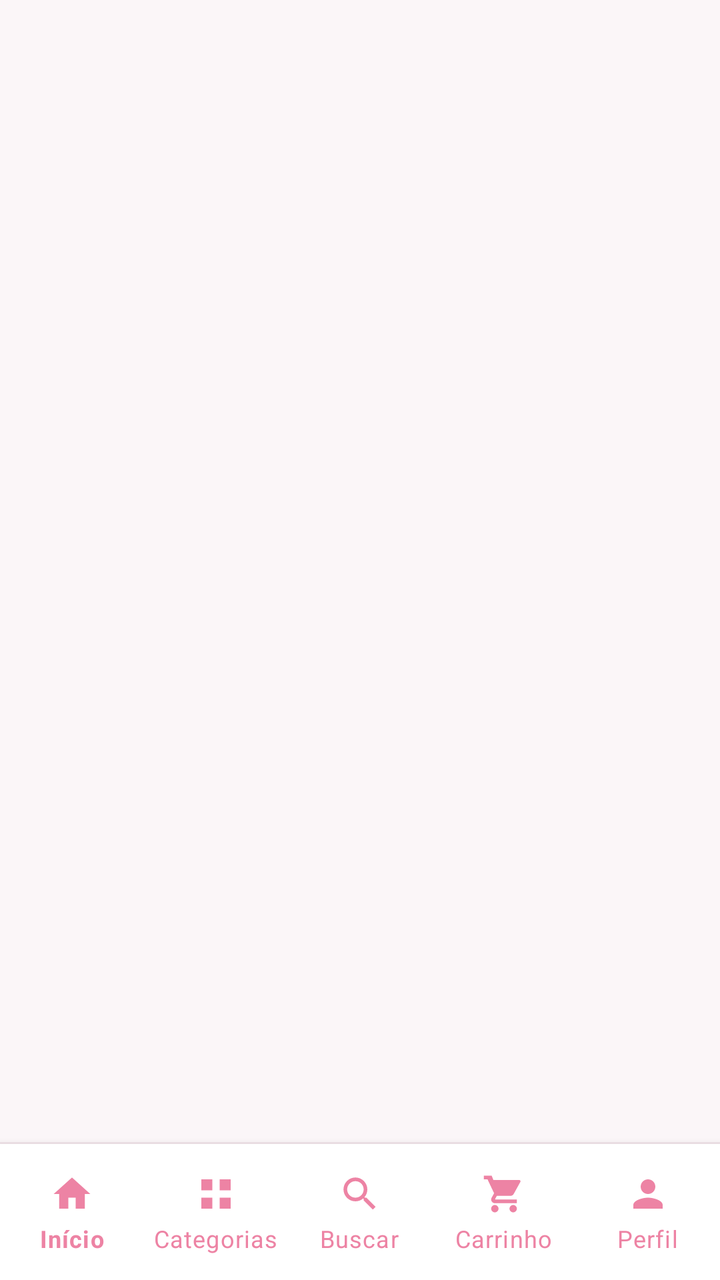
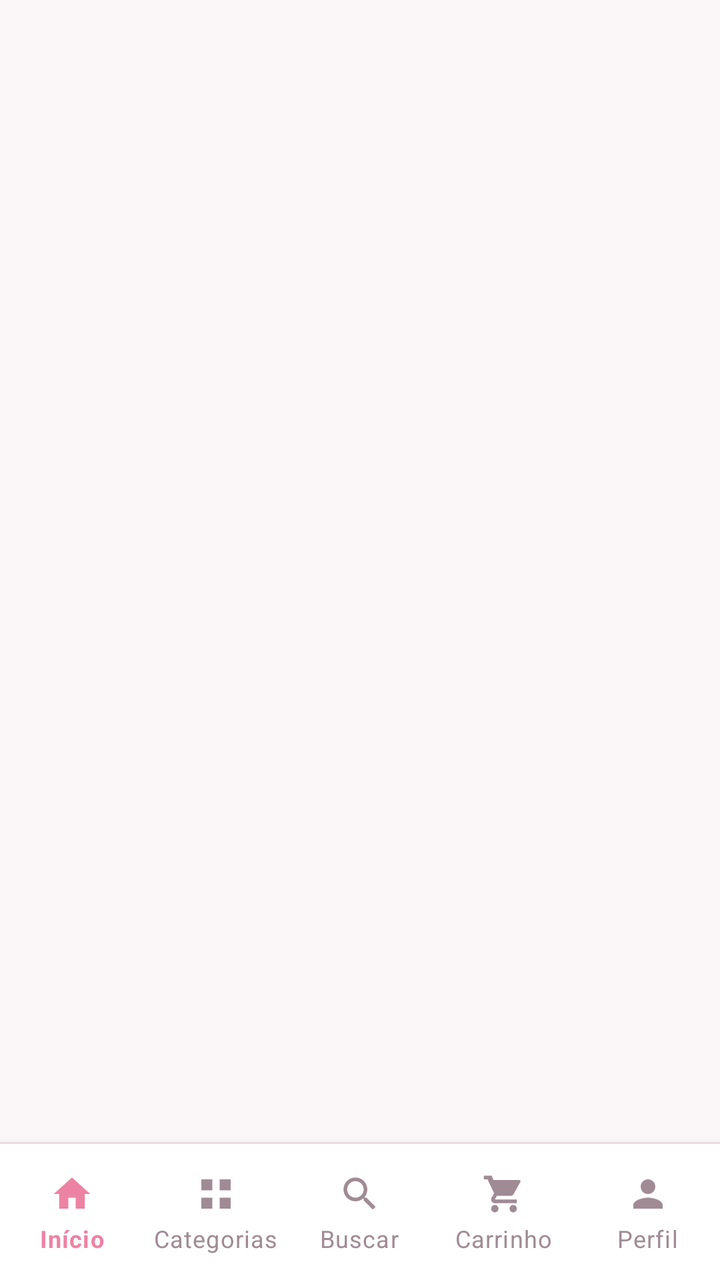

Two renders of the same Android screen: before a commit and after it. Below are the layout's source before the change and the commit's diff.
<!-- AndroidManifest.xml: application theme Theme.ArthurBaby -->
<!-- res/layout/activity_main.xml -->
<?xml version="1.0" encoding="utf-8"?>
<LinearLayout xmlns:android="http://schemas.android.com/apk/res/android"
    xmlns:app="http://schemas.android.com/apk/res-auto"
    android:layout_width="match_parent"
    android:layout_height="match_parent"
    android:orientation="vertical"
    android:background="@color/fundo_claro">

    <FrameLayout
        android:id="@+id/frameContainer"
        android:layout_width="match_parent"
        android:layout_height="0dp"
        android:layout_weight="1" />

    <View
        android:layout_width="match_parent"
        android:layout_height="1dp"
        android:background="@color/cinza_borda" />

    <com.google.android.material.bottomnavigation.BottomNavigationView
        android:id="@+id/bottomNav"
        android:layout_width="match_parent"
        android:layout_height="wrap_content"
        android:background="@color/branco"
        app:menu="@menu/menu_bottom"
        app:itemIconTint="@color/rosa_arthur"
        app:itemTextColor="@color/rosa_arthur"
        app:itemRippleColor="@color/rosa_suave"
        app:labelVisibilityMode="labeled"
        app:itemIconSize="22dp"
        android:paddingTop="6dp"
        android:paddingBottom="6dp" />

</LinearLayout>
<!-- resources referenced by this layout -->
<resources>
  <color name="branco">#FFFFFF</color>
  <color name="cinza_borda">#F0E4E9</color>
  <color name="fundo_claro">#FBF6F8</color>
  <color name="rosa_arthur">#ED83A4</color>
  <color name="rosa_suave">#FDF0F4</color>
  <style name="Theme.ArthurBaby" parent="Theme.MaterialComponents.DayNight.NoActionBar">
          <item name="colorPrimary">@color/verde_arthur</item>
          <item name="colorPrimaryVariant">@color/verde_escuro</item>
          <item name="colorOnPrimary">@color/branco</item>
          <item name="colorSecondary">@color/rosa_arthur</item>
          <item name="colorSecondaryVariant">@color/rosa_escuro</item>
          <item name="colorOnSecondary">@color/branco</item>
          <item name="android:statusBarColor">@color/verde_arthur</item>
          <item name="android:windowBackground">@color/fundo_claro</item>
          <item name="android:navigationBarColor">@color/branco</item>
          <item name="colorSurface">@color/branco</item>
          <item name="colorOnSurface">@color/texto_primario</item>
  
          
          <item name="android:windowLightStatusBar">false</item>
          <item name="android:windowLightNavigationBar">true</item>
      </style>
  <color name="verde_arthur">#37B6B0</color>
  <color name="verde_escuro">#2A8F8A</color>
  <color name="rosa_escuro">#D56586</color>
  <color name="texto_primario">#3D2E34</color>
</resources>

<!-- the commit's change to res/layout/activity_main.xml (unified diff, before → after) -->
@@ -23,8 +23,8 @@
         android:layout_height="wrap_content"
         android:background="@color/branco"
         app:menu="@menu/menu_bottom"
-        app:itemIconTint="@color/rosa_arthur"
-        app:itemTextColor="@color/rosa_arthur"
+        app:itemIconTint="@color/cor_item_nav"
+        app:itemTextColor="@color/cor_item_nav"
         app:itemRippleColor="@color/rosa_suave"
         app:labelVisibilityMode="labeled"
         app:itemIconSize="22dp"
